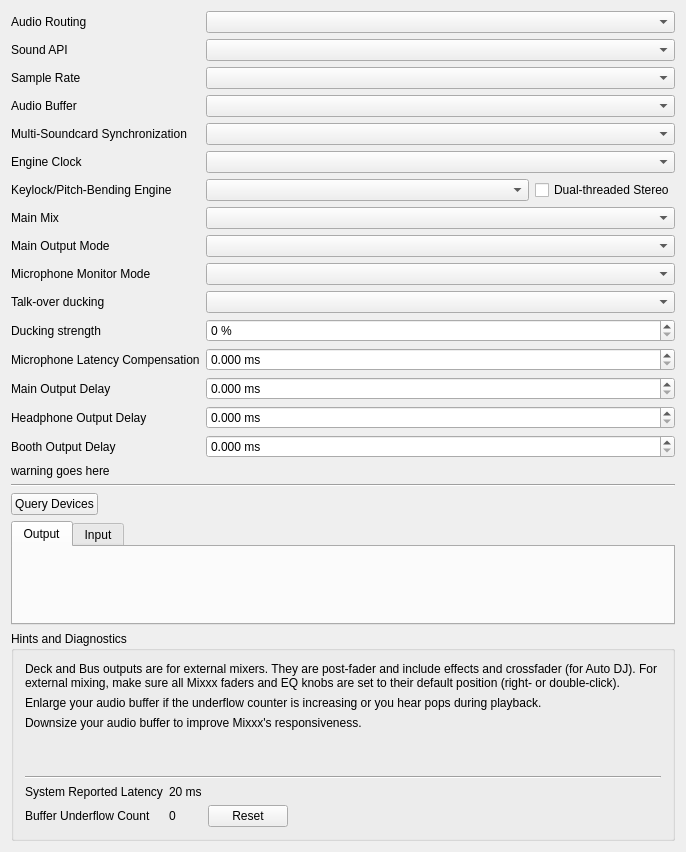
Above: src/preferences/dialog/dlgprefsounddlg.ui from ips-ux/mix_two before the change. Below: the same form after it.
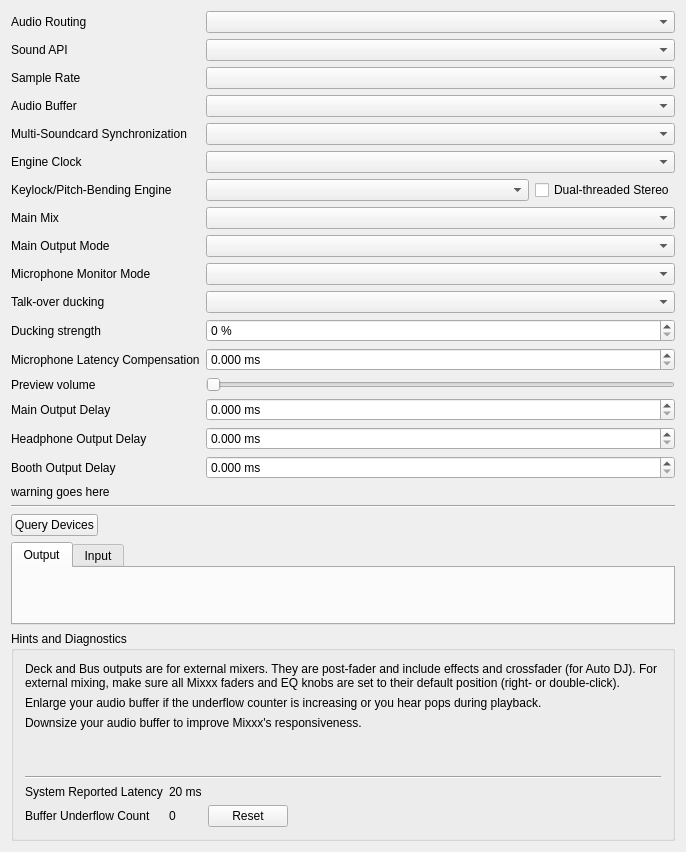
That is the form after the change.

Commit message:
Sound: 256-frame buffer for the DDJ-800; preview volume in the sound preferences
AI-generated (Claude Code). Start of AI-generated text.
A new HARDWARE sound setup for the DDJ-800 uses a 256-frame buffer, as
rekordbox does; the PC target keeps the buffer of the current setup.
Preferences > Sound Hardware gets a Preview volume slider that is bound to
the control of the preview deck volume slider in the skin.
End of AI-generated text.

```diff
--- a/src/preferences/dialog/dlgprefsounddlg.ui
+++ b/src/preferences/dialog/dlgprefsounddlg.ui
@@ -210,6 +210,29 @@
        </property>
       </widget>
      </item>
+     <item row="13" column="0">
+      <widget class="QLabel" name="previewVolumeLabel">
+       <property name="text">
+        <string>Preview volume</string>
+       </property>
+       <property name="buddy">
+        <cstring>previewVolumeSlider</cstring>
+       </property>
+      </widget>
+     </item>
+     <item row="13" column="1">
+      <widget class="QSlider" name="previewVolumeSlider">
+       <property name="toolTip">
+        <string>Sets the volume of the preview deck. The volume slider of the preview deck shows the same value.</string>
+       </property>
+       <property name="maximum">
+        <number>1000</number>
+       </property>
+       <property name="orientation">
+        <enum>Qt::Horizontal</enum>
+       </property>
+      </widget>
+     </item>
      <item row="14" column="0">
       <widget class="QLabel" name="mainDelayLabel">
        <property name="text">
```
Left out of the diff: 1 changed line with no effect on the pictures. The commit also changes 7 other files.
